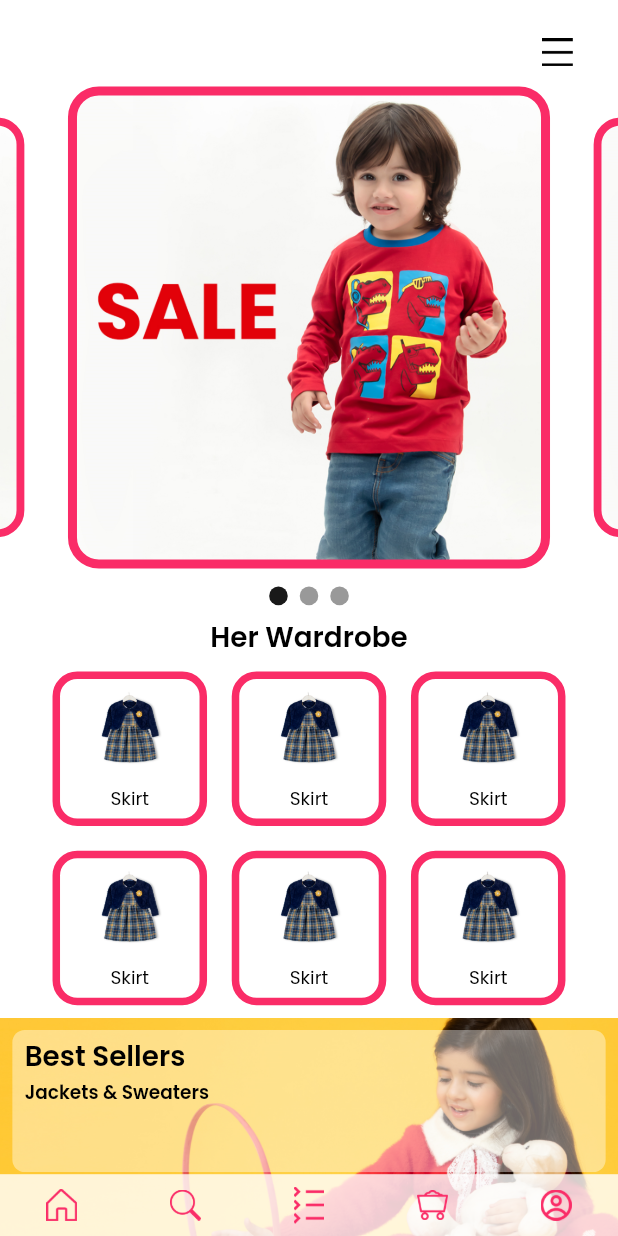
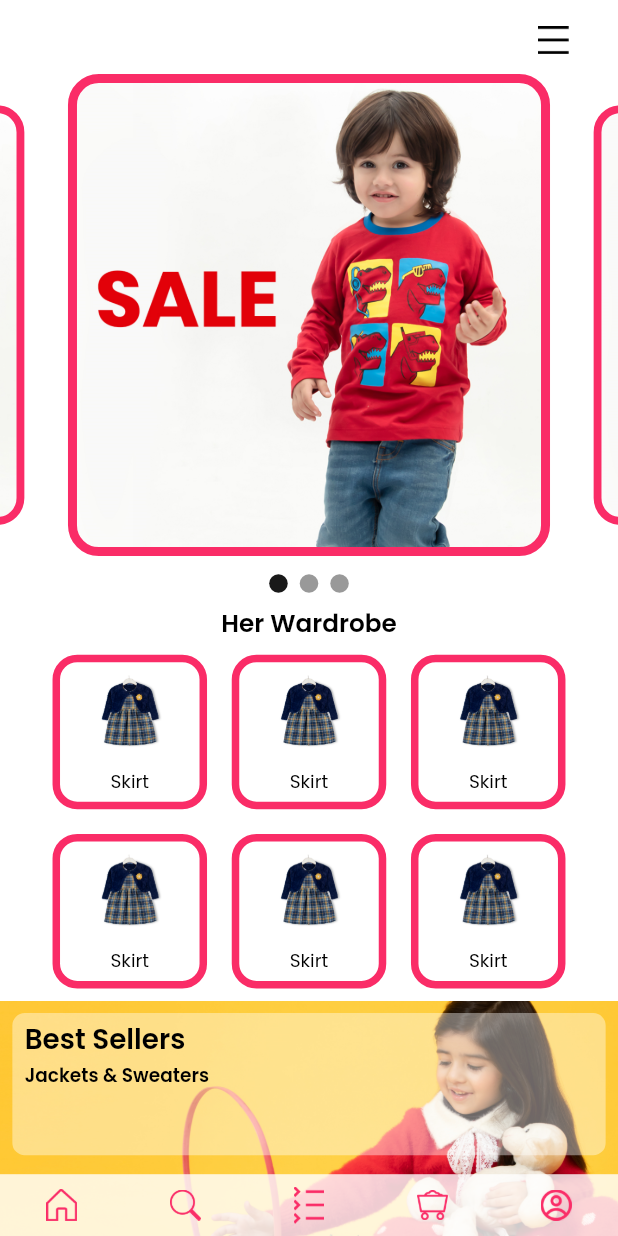
Before and after one commit to naqeeb9a/Mik-n-min, a Flutter app: the LandingPage screen opened directly, on a phone screen of 412 x 824 dp. Run offline on Flutter 3.47's test engine with Material 2 defaults, Android fonts, the phone set to English and light mode, and no system bars; drawn by our look-alikes of carousel_slider; our stand-ins replace email_validator, google_fonts.

```diff
--- a/lib/app screens/landing_page.dart
+++ b/lib/app screens/landing_page.dart
@@ -5,6 +5,7 @@ import 'package:mik_and_min/widgets/app_bar.dart';
 import 'package:mik_and_min/widgets/landing%20Page%20Widgets/best_seller_banner.dart';
 import 'package:mik_and_min/widgets/landing%20Page%20Widgets/bottom_bar.dart';
 import 'package:mik_and_min/widgets/landing%20Page%20Widgets/carosual_widget.dart';
+import 'package:mik_and_min/widgets/landing%20Page%20Widgets/drawer.dart';
 import 'package:mik_and_min/widgets/landing%20Page%20Widgets/landing_categories.dart';
 import 'package:mik_and_min/widgets/text_widget.dart';
 
@@ -15,22 +16,11 @@ class LandingPage extends StatelessWidget {
   @override
   Widget build(BuildContext context) {
     return Scaffold(
+      drawerScrimColor: CustomColors.customWhite.withOpacity(0.5),
       extendBody: true,
       key: _key,
-      endDrawer: Drawer(
-        child: Column(
-          children: [
-            Row(
-              children: [
-                text(context, "New In", 0.04, CustomColors.customBlack),
-                Image.asset(
-                  "assets/drawer_img1.png",
-                  width: CustomSizes().dynamicWidth(context, 0.2),
-                )
-              ],
-            )
-          ],
-        ),
+      endDrawer: customDrawer(
+        context,
       ),
       backgroundColor: CustomColors.customWhite,
       body: Stack(
@@ -42,11 +32,12 @@ class LandingPage extends StatelessWidget {
                 children: [
                   CustomSizes().heightBox(context, 0.02),
                   Padding(
-                    padding: const EdgeInsets.symmetric(horizontal: 30),
+                    padding: EdgeInsets.symmetric(
+                        horizontal: CustomSizes().dynamicWidth(context, 0.08)),
                     child: appBar(context, _key),
                   ),
                   const HomeSlider(),
-                  text(context, "Her Wardrobe", 0.045, CustomColors.customBlack,
+                  text(context, "Her Wardrobe", 0.04, CustomColors.customBlack,
                       bold: true),
                   Wrap(
                     children: [
--- a/lib/utils/dynamic_sizes.dart
+++ b/lib/utils/dynamic_sizes.dart
@@ -17,7 +17,7 @@ class CustomSizes {
 
   heightBox(BuildContext context, dynamic dynamicSize) {
     return SizedBox(
-      height: MediaQuery.of(context).size.height * dynamicSize,
+      height: MediaQuery.of(context).size.width * dynamicSize,
     );
   }
 }
--- /dev/null
+++ b/lib/widgets/landing Page Widgets/drawer.dart
@@ -0,0 +1,88 @@
+import 'package:flutter/material.dart';
+import 'package:mik_and_min/utils/config.dart';
+import 'package:mik_and_min/utils/dynamic_sizes.dart';
+import 'package:mik_and_min/widgets/text_widget.dart';
+
+customDrawer(
+  context,
+) {
+  drawerRow(text1, imgPath) {
+    return Container(
+      alignment: Alignment.bottomCenter,
+      decoration: const BoxDecoration(
+          border: Border(
+              bottom: BorderSide(width: 1, color: CustomColors.customGrey))),
+      child: Row(
+        mainAxisAlignment: MainAxisAlignment.spaceBetween,
+        crossAxisAlignment: CrossAxisAlignment.end,
+        children: [
+          text(context, text1, 0.03, CustomColors.customBlack),
+          Image.asset(
+            imgPath,
+            width: CustomSizes().dynamicWidth(context, 0.12),
+          )
+        ],
+      ),
+    );
+  }
+
+  return SafeArea(
+    child: SizedBox(
+      width: CustomSizes().dynamicWidth(context, 0.5),
+      child: Drawer(
+        child: Padding(
+          padding:
+              EdgeInsets.only(left: CustomSizes().dynamicWidth(context, 0.05)),
+          child: Column(
+            crossAxisAlignment: CrossAxisAlignment.end,
+            mainAxisAlignment: MainAxisAlignment.spaceEvenly,
+            children: [
+              SizedBox(
+                height: CustomSizes().dynamicWidth(context, 0.1),
+              ),
+              const Align(
+                alignment: Alignment.centerLeft,
+                child: Icon(
+                  Icons.close,
+                  color: CustomColors.customGrey,
+                ),
+              ),
+              drawerRow("New In", "assets/new in.png"),
+              drawerRow("Boy", "assets/boy.png"),
+              drawerRow("Gril", "assets/girl.png"),
+              drawerRow("Foot wear", "assets/footweear.png"),
+              drawerRow("Accessories", "assets/accessories.png"),
+              drawerRow("Brands", "assets/brands.png"),
+              SizedBox(
+                height: CustomSizes().dynamicWidth(context, 0.01),
+              ),
+              Padding(
+                padding: EdgeInsets.only(
+                    right: CustomSizes().dynamicWidth(context, 0.04)),
+                child: text(context, "About Us", 0.03, CustomColors.customBlack,
+                    bold: true),
+              ),
+              Padding(
+                padding: EdgeInsets.only(
+                    right: CustomSizes().dynamicWidth(context, 0.04)),
+                child: text(
+                    context, "Contact Us", 0.03, CustomColors.customBlack,
+                    bold: true),
+              ),
+              Padding(
+                padding: EdgeInsets.only(
+                    right: CustomSizes().dynamicWidth(context, 0.04)),
+                child: text(
+                    context, "Dark Mode", 0.03, CustomColors.customBlack,
+                    bold: true),
+              ),
+              SizedBox(
+                height: CustomSizes().dynamicWidth(context, 0.4),
+              ),
+            ],
+          ),
+        ),
+      ),
+    ),
+  );
+}
```
